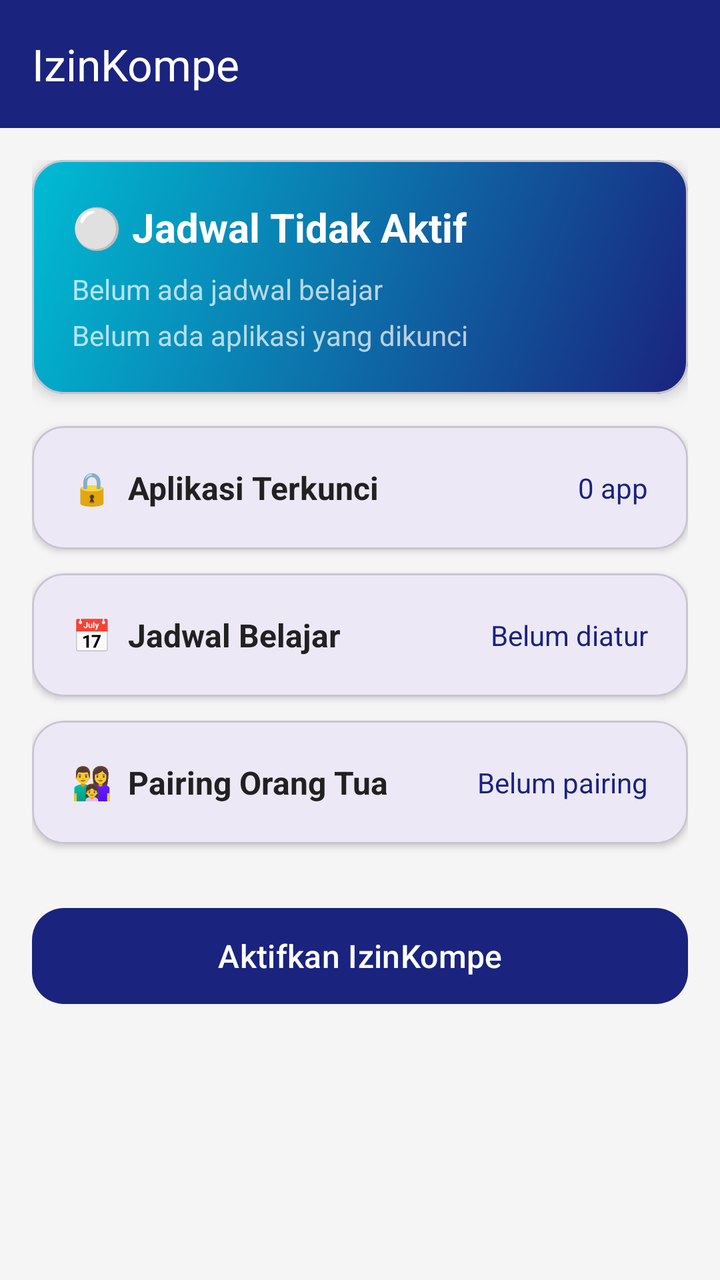
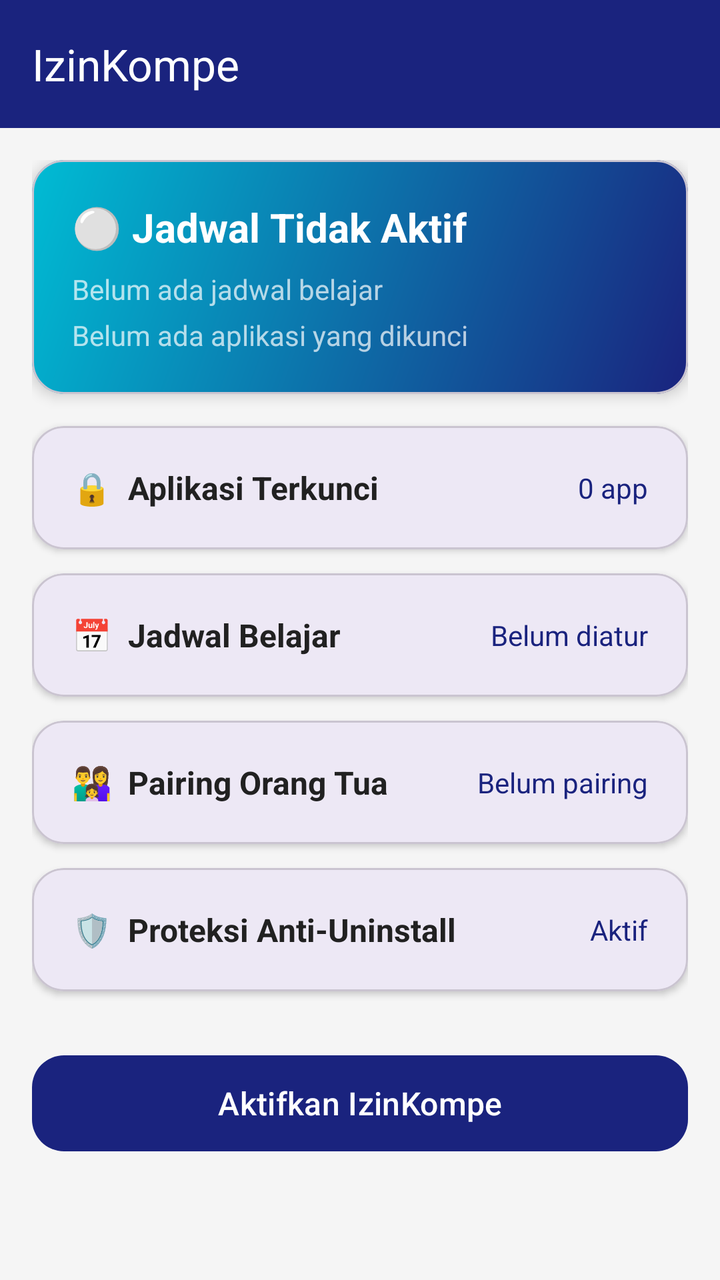

Compare the two renders of this Android layout. The source of the first and the diff that turns it into the second are given below.
<!-- AndroidManifest.xml: activity theme Theme.IzinKompe -->
<!-- res/layout/activity_main.xml -->
<?xml version="1.0" encoding="utf-8"?>
<androidx.coordinatorlayout.widget.CoordinatorLayout
    xmlns:android="http://schemas.android.com/apk/res/android"
    xmlns:app="http://schemas.android.com/apk/res-auto"
    android:layout_width="match_parent"
    android:layout_height="match_parent"
    android:background="@color/background">

    <com.google.android.material.appbar.AppBarLayout
        android:layout_width="match_parent"
        android:layout_height="wrap_content"
        android:background="@color/primary"
        app:elevation="0dp">

        <com.google.android.material.appbar.MaterialToolbar
            android:id="@+id/toolbar"
            android:layout_width="match_parent"
            android:layout_height="?attr/actionBarSize"
            android:background="@color/primary"
            app:title="@string/app_name"
            app:titleTextColor="@color/white" />

    </com.google.android.material.appbar.AppBarLayout>

    <androidx.core.widget.NestedScrollView
        android:layout_width="match_parent"
        android:layout_height="match_parent"
        app:layout_behavior="@string/appbar_scrolling_view_behavior"
        android:padding="16dp">

        <LinearLayout
            android:layout_width="match_parent"
            android:layout_height="wrap_content"
            android:orientation="vertical">

            
            <com.google.android.material.card.MaterialCardView
                android:id="@+id/cardStatus"
                android:layout_width="match_parent"
                android:layout_height="wrap_content"
                android:layout_marginBottom="16dp"
                app:cardCornerRadius="16dp"
                app:cardElevation="4dp">

                <LinearLayout
                    android:layout_width="match_parent"
                    android:layout_height="wrap_content"
                    android:orientation="vertical"
                    android:padding="20dp"
                    android:background="@drawable/bg_gradient_button">

                    <TextView
                        android:id="@+id/tvStatusTitle"
                        android:layout_width="wrap_content"
                        android:layout_height="wrap_content"
                        android:text="@string/main_status_inactive"
                        android:textColor="@color/white"
                        android:textSize="20sp"
                        android:textStyle="bold" />

                    <TextView
                        android:id="@+id/tvScheduleInfo"
                        android:layout_width="wrap_content"
                        android:layout_height="wrap_content"
                        android:layout_marginTop="8dp"
                        android:text="@string/main_no_schedule"
                        android:textColor="#B3FFFFFF"
                        android:textSize="14sp" />

                    <TextView
                        android:id="@+id/tvLockedAppsCount"
                        android:layout_width="wrap_content"
                        android:layout_height="wrap_content"
                        android:layout_marginTop="4dp"
                        android:text="@string/main_no_apps"
                        android:textColor="#B3FFFFFF"
                        android:textSize="14sp" />

                </LinearLayout>

            </com.google.android.material.card.MaterialCardView>

            
            <com.google.android.material.card.MaterialCardView
                android:id="@+id/cardLockedApps"
                android:layout_width="match_parent"
                android:layout_height="wrap_content"
                android:layout_marginBottom="12dp"
                app:cardCornerRadius="16dp"
                app:cardElevation="2dp">

                <LinearLayout
                    android:layout_width="match_parent"
                    android:layout_height="wrap_content"
                    android:orientation="horizontal"
                    android:padding="20dp"
                    android:gravity="center_vertical">

                    <TextView
                        android:layout_width="0dp"
                        android:layout_height="wrap_content"
                        android:layout_weight="1"
                        android:text="🔒  Aplikasi Terkunci"
                        android:textSize="16sp"
                        android:textColor="@color/text_primary"
                        android:textStyle="bold" />

                    <TextView
                        android:id="@+id/tvLockedAppsDetail"
                        android:layout_width="wrap_content"
                        android:layout_height="wrap_content"
                        android:text="0 app"
                        android:textSize="14sp"
                        android:textColor="@color/primary" />

                </LinearLayout>

            </com.google.android.material.card.MaterialCardView>

            
            <com.google.android.material.card.MaterialCardView
                android:id="@+id/cardSchedule"
                android:layout_width="match_parent"
                android:layout_height="wrap_content"
                android:layout_marginBottom="12dp"
                app:cardCornerRadius="16dp"
                app:cardElevation="2dp">

                <LinearLayout
                    android:layout_width="match_parent"
                    android:layout_height="wrap_content"
                    android:orientation="horizontal"
                    android:padding="20dp"
                    android:gravity="center_vertical">

                    <TextView
                        android:layout_width="0dp"
                        android:layout_height="wrap_content"
                        android:layout_weight="1"
                        android:text="📅  Jadwal Belajar"
                        android:textSize="16sp"
                        android:textColor="@color/text_primary"
                        android:textStyle="bold" />

                    <TextView
                        android:id="@+id/tvScheduleDetail"
                        android:layout_width="wrap_content"
                        android:layout_height="wrap_content"
                        android:text="Belum diatur"
                        android:textSize="14sp"
                        android:textColor="@color/primary" />

                </LinearLayout>

            </com.google.android.material.card.MaterialCardView>

            
            <com.google.android.material.card.MaterialCardView
                android:id="@+id/cardPairing"
                android:layout_width="match_parent"
                android:layout_height="wrap_content"
                android:layout_marginBottom="12dp"
                app:cardCornerRadius="16dp"
                app:cardElevation="2dp">

                <LinearLayout
                    android:layout_width="match_parent"
                    android:layout_height="wrap_content"
                    android:orientation="horizontal"
                    android:padding="20dp"
                    android:gravity="center_vertical">

                    <TextView
                        android:layout_width="0dp"
                        android:layout_height="wrap_content"
                        android:layout_weight="1"
                        android:text="👨‍👩‍👧  Pairing Orang Tua"
                        android:textSize="16sp"
                        android:textColor="@color/text_primary"
                        android:textStyle="bold" />

                    <TextView
                        android:id="@+id/tvPairingStatus"
                        android:layout_width="wrap_content"
                        android:layout_height="wrap_content"
                        android:text="Belum pairing"
                        android:textSize="14sp"
                        android:textColor="@color/primary" />

                </LinearLayout>

            </com.google.android.material.card.MaterialCardView>

            
            <com.google.android.material.button.MaterialButton
                android:id="@+id/btnToggleService"
                android:layout_width="match_parent"
                android:layout_height="56dp"
                android:layout_marginTop="16dp"
                android:text="Aktifkan IzinKompe"
                android:textSize="16sp"
                android:textAllCaps="false"
                app:cornerRadius="16dp"
                app:backgroundTint="@color/primary" />

        </LinearLayout>

    </androidx.core.widget.NestedScrollView>

</androidx.coordinatorlayout.widget.CoordinatorLayout>
<!-- resources referenced by this layout -->
<resources>
  <color name="background">#FFF5F5F5</color>
  <color name="primary">#FF1A237E</color>
  <color name="text_primary">#FF212121</color>
  <color name="white">#FFFFFFFF</color>
  <!-- drawable bg_gradient_button (drawable) -->
  <?xml version="1.0" encoding="utf-8"?>
  <shape xmlns:android="http://schemas.android.com/apk/res/android"
      android:shape="rectangle">
      <gradient
          android:angle="135"
          android:startColor="@color/gradient_start"
          android:endColor="@color/gradient_end"
          android:type="linear" />
      <corners android:radius="16dp" />
  </shape>
  <string name="app_name">IzinKompe</string>
  <string name="main_no_apps">Belum ada aplikasi yang dikunci</string>
  <string name="main_no_schedule">Belum ada jadwal belajar</string>
  <string name="main_status_inactive">⚪ Jadwal Tidak Aktif</string>
  <style name="Theme.IzinKompe" parent="Theme.Material3.Light.NoActionBar">
          <item name="colorPrimary">@color/primary</item>
          <item name="colorPrimaryDark">@color/primary_dark</item>
          <item name="colorAccent">@color/accent</item>
          <item name="android:statusBarColor">@color/primary_dark</item>
          <item name="android:navigationBarColor">@color/primary_dark</item>
          <item name="android:windowBackground">@color/background</item>
      </style>
  <color name="gradient_start">#FF1A237E</color>
  <color name="gradient_end">#FF00BCD4</color>
  <color name="primary_dark">#FF0D1457</color>
  <color name="accent">#FF00BCD4</color>
</resources>

<!-- the commit's change to res/layout/activity_main.xml (unified diff, before → after) -->
@@ -192,6 +192,43 @@
             </com.google.android.material.card.MaterialCardView>
 
             
+            <com.google.android.material.card.MaterialCardView
+                android:id="@+id/cardDeviceAdmin"
+                android:layout_width="match_parent"
+                android:layout_height="wrap_content"
+                android:layout_marginBottom="12dp"
+                app:cardCornerRadius="16dp"
+                app:cardElevation="2dp">
+
+                <LinearLayout
+                    android:layout_width="match_parent"
+                    android:layout_height="wrap_content"
+                    android:orientation="horizontal"
+                    android:padding="20dp"
+                    android:gravity="center_vertical">
+
+                    <TextView
+                        android:layout_width="0dp"
+                        android:layout_height="wrap_content"
+                        android:layout_weight="1"
+                        android:text="🛡️  Proteksi Anti-Uninstall"
+                        android:textSize="16sp"
+                        android:textColor="@color/text_primary"
+                        android:textStyle="bold" />
+
+                    <TextView
+                        android:id="@+id/tvDeviceAdminStatus"
+                        android:layout_width="wrap_content"
+                        android:layout_height="wrap_content"
+                        android:text="Aktif"
+                        android:textSize="14sp"
+                        android:textColor="@color/primary" />
+
+                </LinearLayout>
+
+            </com.google.android.material.card.MaterialCardView>
+
+            
             <com.google.android.material.button.MaterialButton
                 android:id="@+id/btnToggleService"
                 android:layout_width="match_parent"
